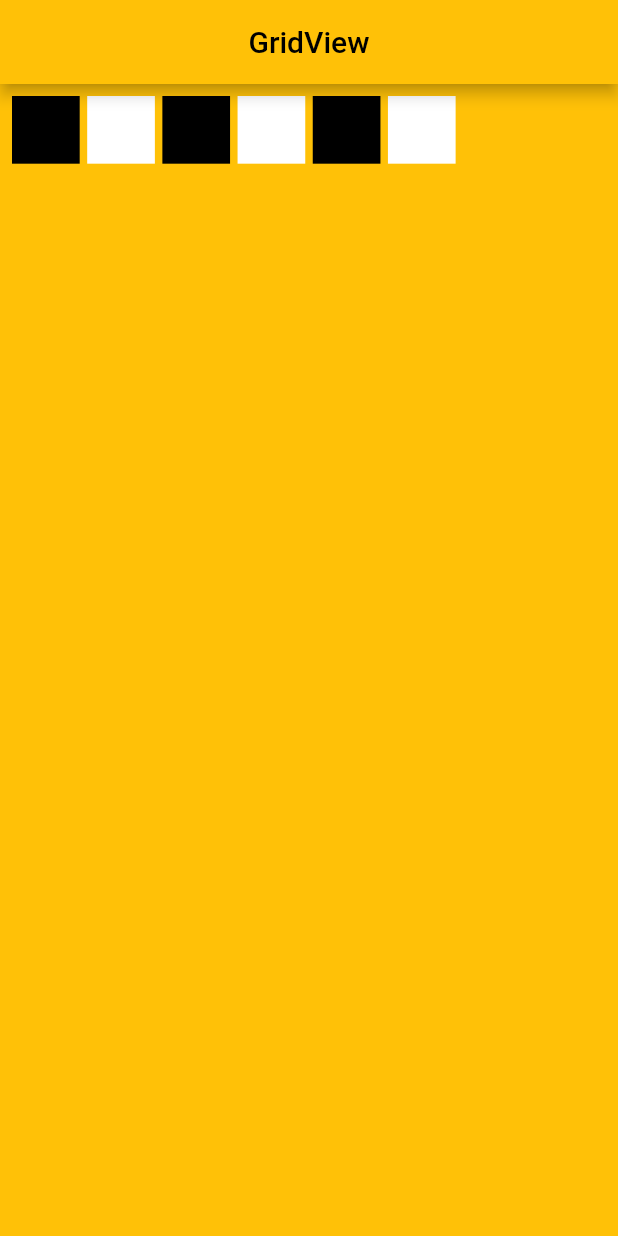
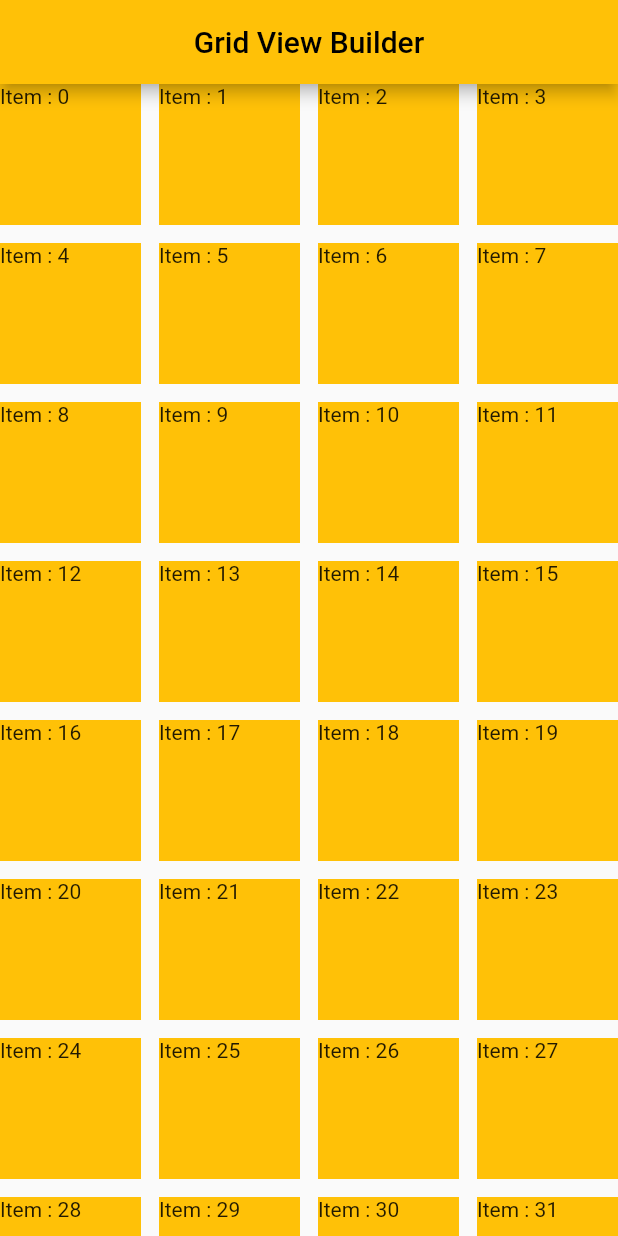
Before and after one commit to zahangiralamjp/widgets_in_classes, a Flutter app: the screen it shows after launch, on a phone screen of 412 x 824 dp. Run offline on Flutter 3.47's test engine with Material 2 defaults, Android fonts, the phone set to English and light mode, and no system bars.

Commit message:
GridView ///// 29.2

```diff
--- a/lib/main.dart
+++ b/lib/main.dart
@@ -2,71 +2,43 @@ import 'package:flutter/material.dart';
 
 void main(List<String> args) {
   runApp(MaterialApp(
+    debugShowCheckedModeBanner: false,
     theme: ThemeData(primarySwatch: Colors.amber),
-    debugShowCheckedModeBanner: false,
-    home: MyGridView(),
-    title: 'DefaultTabController',
+    title: 'Grid Builder',
+    home: MyBuilder(),
   ));
 }
 
-class MyGridView extends StatefulWidget {
-  const MyGridView({Key? key}) : super(key: key);
+class MyBuilder extends StatefulWidget {
+  const MyBuilder({Key? key}) : super(key: key);
 
   @override
-  _MyGridViewState createState() => _MyGridViewState();
+  _MyBuilderState createState() => _MyBuilderState();
 }
 
-class _MyGridViewState extends State<MyGridView> {
+class _MyBuilderState extends State<MyBuilder> {
+  final number = List.generate(100, (index) => 'Item : $index');
+
   @override
   Widget build(BuildContext context) {
     return Scaffold(
-      backgroundColor: Colors.amber,
       appBar: AppBar(
-        title: Text('GridView'),
+        title: Text('Grid View Builder'),
         centerTitle: true,
       ),
-      body: Center(
-        child: Padding(
-          padding: const EdgeInsets.all(8.0),
-          child: GridView.count(
-            crossAxisCount: 8,
-            mainAxisSpacing: 5,
-            crossAxisSpacing: 5,
-            children: [
-              Container(
-                width: 50,
-                height: 50,
-                color: Colors.black,
-              ),
-              Container(
-                width: 50,
-                height: 50,
-                color: Colors.white,
-              ),
-              Container(
-                width: 50,
-                height: 50,
-                color: Colors.black,
-              ),
-              Container(
-                width: 50,
-                height: 50,
-                color: Colors.white,
-              ),
-              Container(
-                width: 50,
-                height: 50,
-                color: Colors.black,
-              ),
-              Container(
-                width: 50,
-                height: 50,
-                color: Colors.white,
-              ),
-            ],
-          ),
-        ),
-      ),
+      body: GridView.builder(
+          gridDelegate: SliverGridDelegateWithFixedCrossAxisCount(
+              crossAxisCount: 4, mainAxisSpacing: 12, crossAxisSpacing: 12),
+          itemCount: number.length,
+          itemBuilder: (context, index) {
+            final items = number[index];
+            return Container(
+              height: 50,
+              width: 50,
+              color: Colors.amber,
+              child: Text(items),
+            );
+          }),
     );
   }
 }
```
